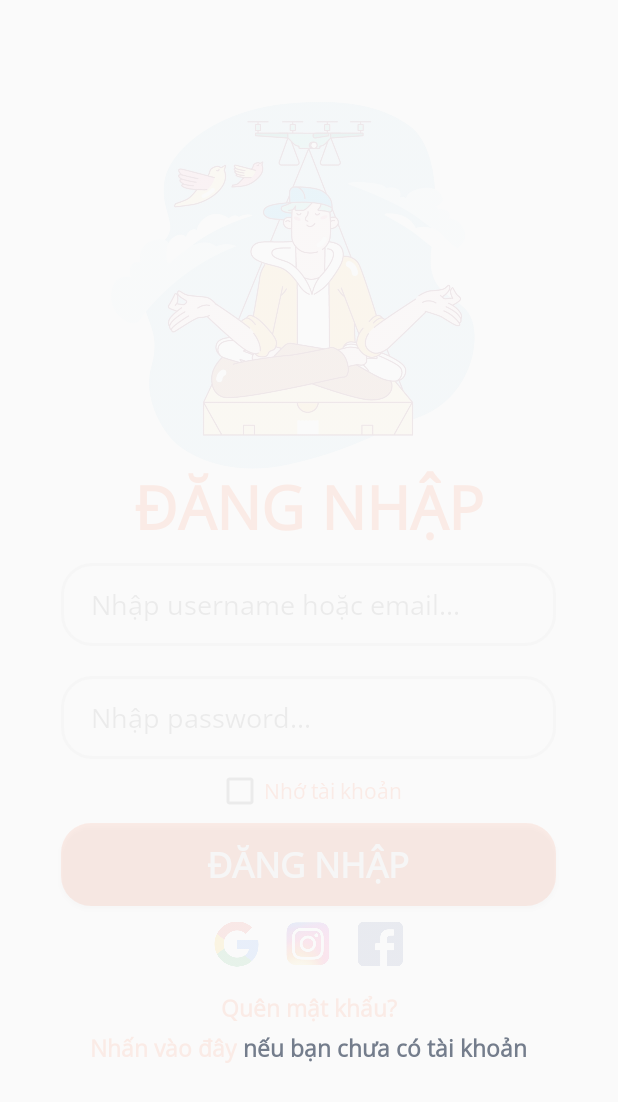
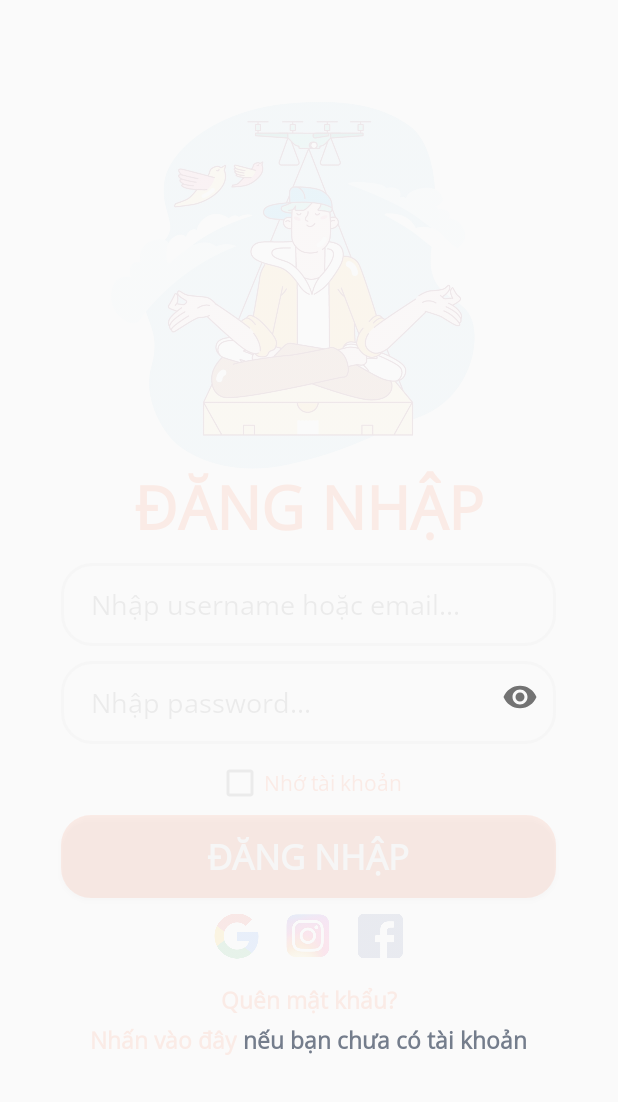
Before and after one commit to duongmien/SunShine_App, an Android app: the screen it shows after launch (DangNhap), after a tap on "Đăng nhập với tài khoản đã có", on a phone screen of 412 x 824 dp. Shown: the top 1102 px of the screen. Run offline under Robolectric (Android 15) with nearby library versions, the phone set to English and light mode, and no system bars; 2 other taps on this screen came first.

Commit message:
Mien update DangNhap

```diff
--- a/app/src/main/java/com/myfistapp/sunshine_app/Activity/DangNhap.java
+++ b/app/src/main/java/com/myfistapp/sunshine_app/Activity/DangNhap.java
@@ -121,7 +121,6 @@ public class DangNhap extends AppCompatActivity {
     private void clicklogin(){
         String strUsername=username.getText().toString().trim();
         String strPassword=pass.getText().toString().trim();
-
         if(khachhangs == null || khachhangs.isEmpty()){
             return;
         }
@@ -146,7 +145,6 @@ public class DangNhap extends AppCompatActivity {
     }
 
     private void getlistuser() {
-
         ApiService.apiService.showuser().enqueue(new Callback<ArrayList<Khachhang>>() {
             @Override
             public void onResponse(Call<ArrayList<Khachhang>> call, Response<ArrayList<Khachhang>> response) {
@@ -158,6 +156,5 @@ public class DangNhap extends AppCompatActivity {
 
             }
         });
-
     }
 }
--- a/app/src/main/java/com/myfistapp/sunshine_app/Api/ApiService.java
+++ b/app/src/main/java/com/myfistapp/sunshine_app/Api/ApiService.java
@@ -20,7 +20,7 @@ public interface ApiService {
             .create();
 
     ApiService apiService = new Retrofit.Builder()
-            .baseUrl("http://192.168.1.18:8080/")
+            .baseUrl("http://192.168.1.9:8080/")
             .addConverterFactory(GsonConverterFactory.create(gson))
             .build()
             .create(ApiService.class);
--- a/app/src/main/res/layout/activity_dang_nhap.xml
+++ b/app/src/main/res/layout/activity_dang_nhap.xml
@@ -42,13 +42,19 @@
         android:paddingTop="15dp"
         android:paddingBottom="15dp" />
 
+    <com.google.android.material.textfield.TextInputLayout
+        android:id="@+id/layout_pass"
+        android:layout_width="330dp"
+        app:passwordToggleEnabled="true"
+        app:hintEnabled="false"
+        android:layout_height="60dp"
+        android:layout_centerHorizontal="true"
+        android:layout_marginTop="10dp"
+        android:layout_below="@id/username">
         <EditText
             android:id="@+id/pass"
             android:layout_width="wrap_content"
             android:layout_height="wrap_content"
-        android:layout_below="@id/username"
-        android:layout_centerHorizontal="true"
-        android:layout_marginTop="20dp"
             android:width="330dp"
             android:height="60dp"
             android:background="@drawable/bg_edit_text_border"
@@ -58,6 +64,7 @@
             android:paddingLeft="20dp"
             android:paddingTop="15dp"
             android:paddingBottom="15dp" />
+    </com.google.android.material.textfield.TextInputLayout>
 
     <Button
         android:id="@+id/bt_login"
@@ -79,7 +86,7 @@
         android:id="@+id/checkbox"
         android:layout_width="wrap_content"
         android:layout_height="wrap_content"
-        android:layout_below="@id/pass"
+        android:layout_below="@id/layout_pass"
         android:layout_centerHorizontal="true"
         android:layout_marginTop="5dp"
         android:fontFamily="@font/opensans"
```
Also changed, not shown: app/src/main/java/com/myfistapp/sunshine_app/Class/SanPhamDomain.java (+0 -8 lines). Lines whose indentation alone changed are shown as unchanged.
